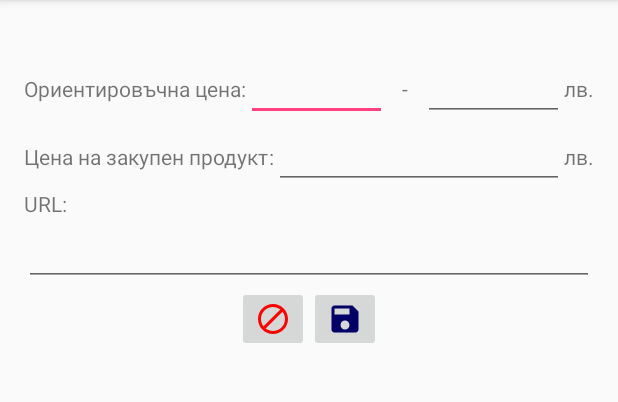
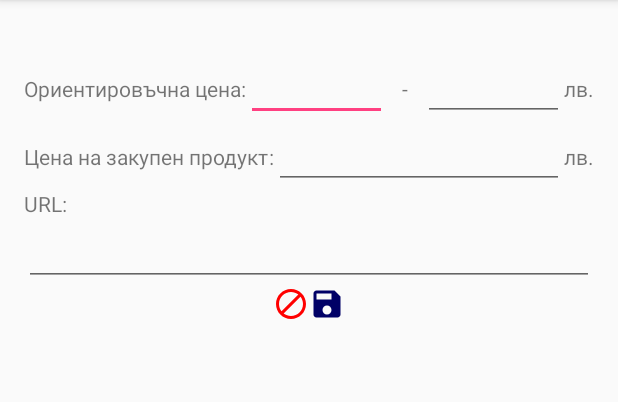
Before and after one commit to JennnyPash/Test, an Android app: the EditSubjectActivity screen opened directly, with no data from a screen before it, on a phone screen of 412 x 824 dp, the part 84-486 px from its top. Run offline under Robolectric (Android 15) with nearby library versions, the phone set to English and light mode, and no system bars; our stand-ins replace data binding; 4 statements that could not run were skipped.

Commit message:
set transparent background for all image buttons

```diff
--- a/MyHome/app/src/main/res/layout/activity_edit_subject.xml
+++ b/MyHome/app/src/main/res/layout/activity_edit_subject.xml
@@ -105,12 +105,14 @@
                 android:layout_width="wrap_content"
                 android:layout_height="wrap_content"
                 android:src="@drawable/ic_block_red_24dp"
-                android:contentDescription="@string/cancel"/>
+                android:contentDescription="@string/cancel"
+                android:background="@color/transparent"/>
             <ImageButton android:id="@+id/save_button"
                 android:layout_width="wrap_content"
                 android:layout_height="wrap_content"
                 android:src="@drawable/ic_save_dark_blue_24dp"
-                android:contentDescription="@string/save" />
+                android:contentDescription="@string/save"
+                android:background="@color/transparent"/>
         </LinearLayout>
     </LinearLayout>
 </layout>
--- a/MyHome/app/src/main/res/layout/activity_home.xml
+++ b/MyHome/app/src/main/res/layout/activity_home.xml
@@ -31,7 +31,8 @@
                 android:layout_width="wrap_content"
                 android:layout_height="wrap_content"
                 android:onClick="onProjectNameClick"
-                android:src="@drawable/ic_create_orange_24dp"/>
+                android:src="@drawable/ic_create_orange_24dp"
+                android:background="@color/transparent"/>
         </LinearLayout>
         <TableLayout
             android:layout_width="wrap_content"
--- a/MyHome/app/src/main/res/layout/activity_home_summary.xml
+++ b/MyHome/app/src/main/res/layout/activity_home_summary.xml
@@ -30,7 +30,8 @@
                 android:layout_width="wrap_content"
                 android:layout_height="wrap_content"
                 android:onClick="onProjectNameClick"
-                android:src="@drawable/ic_create_orange_24dp"/>
+                android:src="@drawable/ic_create_orange_24dp"
+                android:background="@color/transparent"/>
         </LinearLayout>
         <ExpandableListView android:id="@+id/rooms_list_view"
             android:layout_width="match_parent"
--- a/MyHome/app/src/main/res/layout/activity_room.xml
+++ b/MyHome/app/src/main/res/layout/activity_room.xml
@@ -158,7 +158,7 @@
             android:layout_gravity="center_horizontal"
             android:onClick="onAddSubjectClick"
             android:src="@drawable/ic_add_circle_outline_green_24dp"
-            android:text="+"/>
+            android:background="@color/transparent"/>
         <LinearLayout
             android:layout_width="match_parent"
             android:layout_height="wrap_content"
--- a/MyHome/app/src/main/res/layout/entity_list_item.xml
+++ b/MyHome/app/src/main/res/layout/entity_list_item.xml
@@ -18,6 +18,7 @@
             android:layout_width="wrap_content"
             android:layout_height="wrap_content"
             android:src="@drawable/ic_remove_circle_outline_red_24dp"
-            android:contentDescription="@string/delete" />
+            android:contentDescription="@string/delete"
+            android:background="@color/transparent"/>
     </TableRow>
 </layout>
--- a/MyHome/app/src/main/res/layout/room_list_group.xml
+++ b/MyHome/app/src/main/res/layout/room_list_group.xml
@@ -15,10 +15,12 @@
         android:layout_width="wrap_content"
         android:layout_height="wrap_content"
         android:layout_alignParentEnd="true"
-        android:src="@drawable/ic_create_orange_24dp" />
+        android:src="@drawable/ic_create_orange_24dp"
+        android:background="@color/transparent"/>
     <ImageButton android:id="@+id/delete_room_button"
         android:layout_width="wrap_content"
         android:layout_height="wrap_content"
         android:layout_alignParentEnd="true"
-        android:src="@drawable/ic_remove_circle_outline_red_24dp" />
+        android:src="@drawable/ic_remove_circle_outline_red_24dp"
+        android:background="@color/transparent"/>
 </LinearLayout>
```
